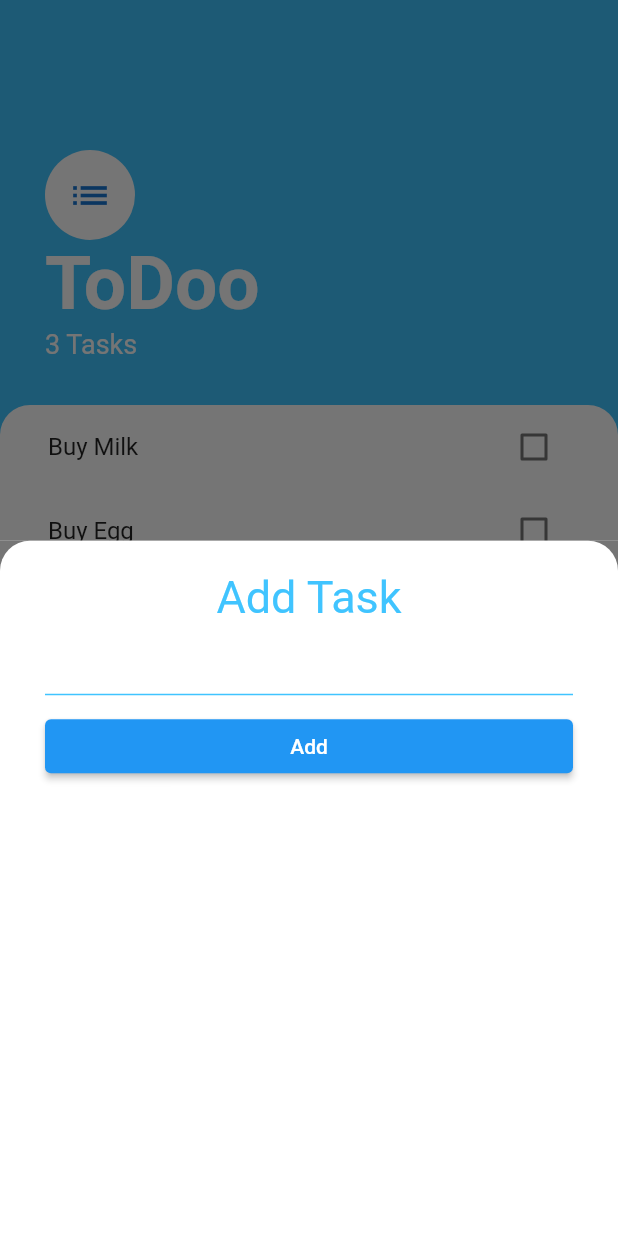
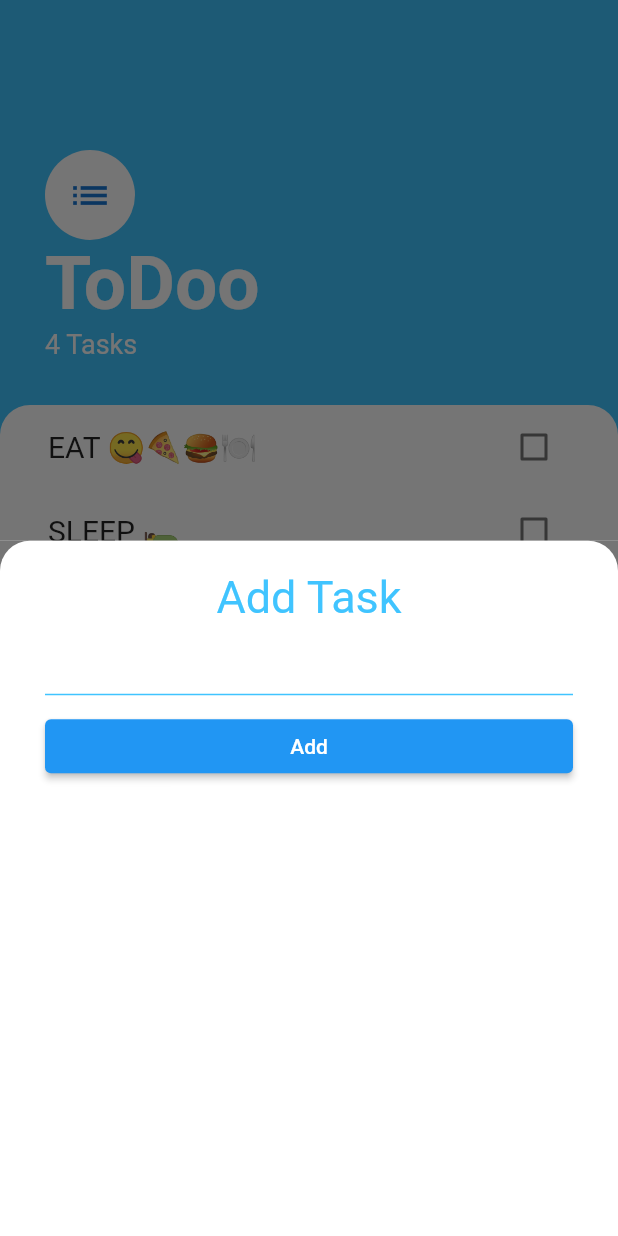
Before and after one commit to HeshanWeerasooriya/todoo, a Flutter app: the screen it shows after launch, after a tap on the "add" icon, on a phone screen of 412 x 824 dp. Run offline on Flutter 3.47's test engine with Material 2 defaults, Android fonts, the phone set to English and light mode, and no system bars.

Commit message:
Input and Display Task

```diff
--- a/lib/Screens/add_task_screen.dart
+++ b/lib/Screens/add_task_screen.dart
@@ -1,21 +1,15 @@
 import 'package:flutter/material.dart';
+import 'package:provider/provider.dart';
+import 'package:todoo/models/task_data.dart';
 
-class AddTaskScreen extends StatefulWidget {
-  const AddTaskScreen({Key? key, required this.adTaskCallback})
-      : super(key: key);
-
-  final Function adTaskCallback;
-
-  @override
-  State<AddTaskScreen> createState() => _AddTaskScreenState();
-}
-
-class _AddTaskScreenState extends State<AddTaskScreen> {
-  late String newTaskTitle;
-  Function? adTaskCallback;
+class AddTaskScreen extends StatelessWidget {
+  const AddTaskScreen({
+    Key? key,
+  }) : super(key: key);
 
   @override
   Widget build(BuildContext context) {
+    String? newTaskTitle;
     return Container(
       color: Color(0xff757575),
       child: Container(
@@ -36,7 +30,7 @@ class _AddTaskScreenState extends State<AddTaskScreen> {
               textAlign: TextAlign.center,
             ),
             TextField(
-              onChanged: (String newText) {
+              onChanged: (newText) {
                 newTaskTitle = newText;
               },
               decoration: const InputDecoration(
@@ -50,7 +44,9 @@ class _AddTaskScreenState extends State<AddTaskScreen> {
             ),
             ElevatedButton(
               onPressed: () {
-                adTaskCallback!(newTaskTitle);
+                Provider.of<TaskData>(context, listen: false)
+                    .addTask(newTaskTitle!);
+                Navigator.pop(context);
               },
               child: const Text('Add'),
             ),
--- a/lib/Screens/task_screen.dart
+++ b/lib/Screens/task_screen.dart
@@ -15,14 +15,9 @@ class TaskScreen extends StatelessWidget {
       floatingActionButton: FloatingActionButton(
         onPressed: () {
           showModalBottomSheet(
-              context: context,
-              builder: (context) => AddTaskScreen(
-                    adTaskCallback: (newTaskTitle) {
-                      // setState(() {
-                      //   tasks.add(Task(name: newTaskTitle));
-                      // });
-                    },
-                  ));
+            context: context,
+            builder: (context) => AddTaskScreen(),
+          );
         },
         backgroundColor: Colors.lightBlueAccent,
         child: const Icon(Icons.add),
--- a/lib/models/task_data.dart
+++ b/lib/models/task_data.dart
@@ -3,12 +3,19 @@ import 'package:todoo/models/task.dart';
 
 class TaskData extends ChangeNotifier {
   List<Task> tasks = [
-    Task(name: 'Buy Milk'),
-    Task(name: 'Buy Egg'),
-    Task(name: 'Buy Bread'),
+    Task(name: 'EAT 😋🍕🍔🍽 '),
+    Task(name: 'SLEEP 🛌'),
+    Task(name: 'CODE 👨‍💻'),
+    Task(name: 'REPEAT 🔁'),
   ];
 
   int get taskCount {
     return tasks.length;
   }
+
+  void addTask(String newTaskTitle) {
+    final task = Task(name: newTaskTitle);
+    tasks.add(task);
+    notifyListeners();
+  }
 }
--- a/lib/widgets/task_tile.dart
+++ b/lib/widgets/task_tile.dart
@@ -18,7 +18,8 @@ class TaskTile extends StatelessWidget {
       title: Text(
         taskTitle,
         style: TextStyle(
-            decoration: isChecked ? TextDecoration.lineThrough : null),
+            decoration: isChecked ? TextDecoration.lineThrough : null,
+            fontSize: 20.0),
       ),
       trailing: Checkbox(
         value: isChecked,
```
